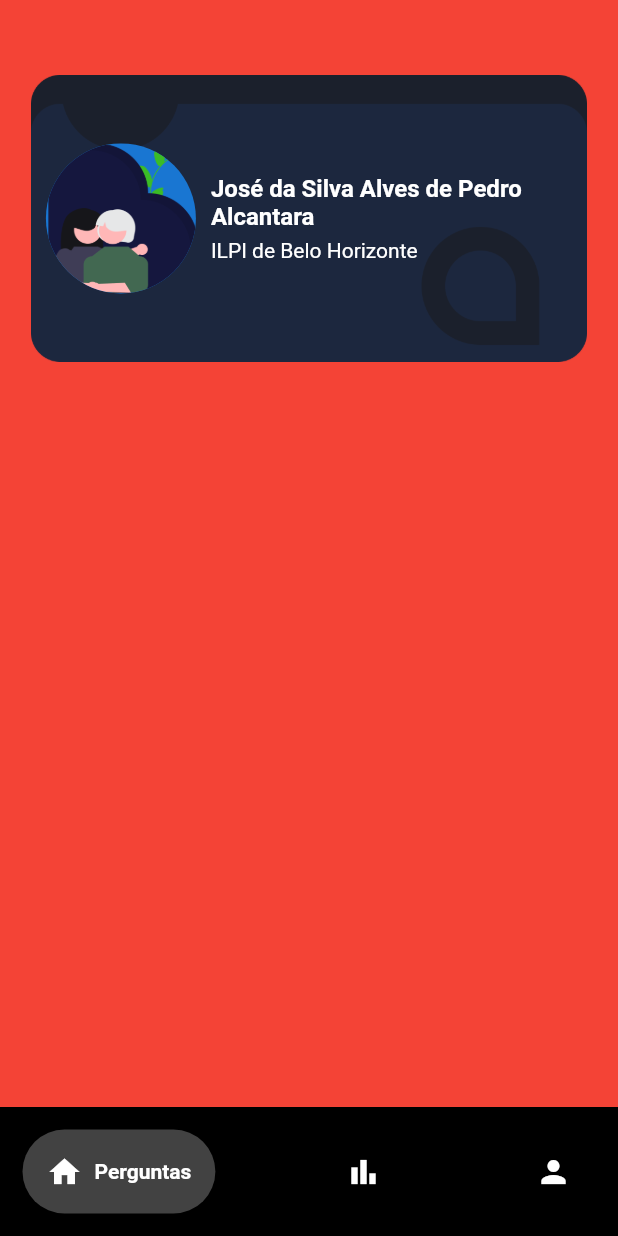
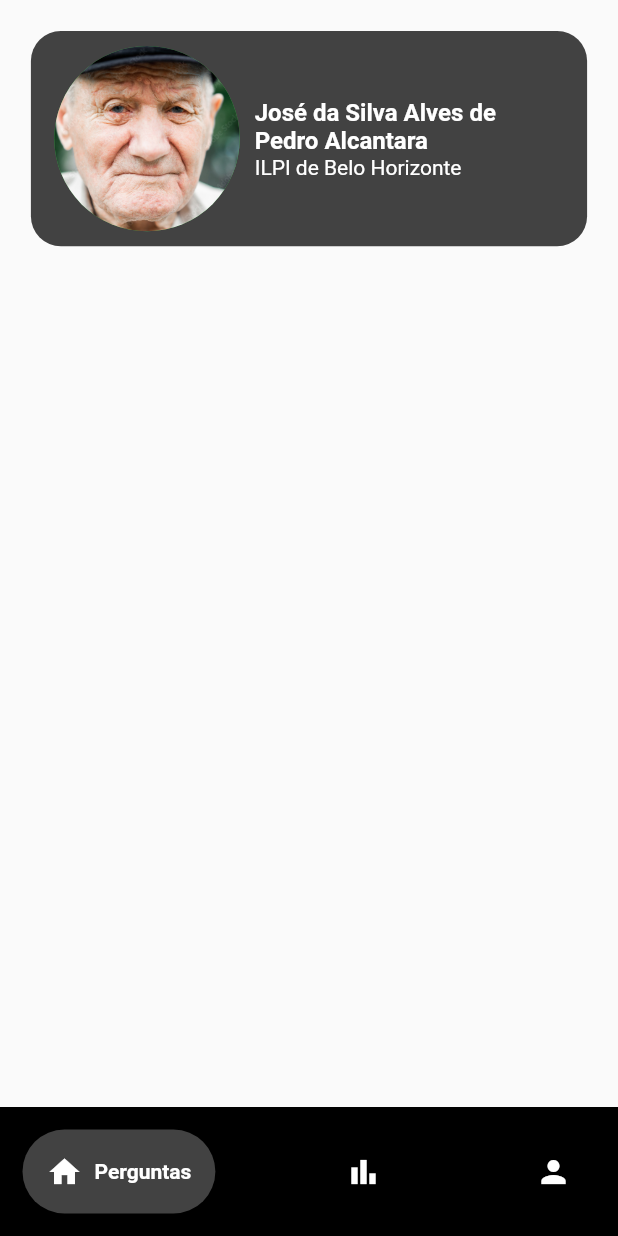
Before and after one commit to gaiascosta/AvaliApp, a Flutter app: the screen it shows after launch, on a phone screen of 412 x 824 dp. Run offline on Flutter 3.47's test engine with Material 2 defaults, Android fonts, the light colour scheme and no system bars; drawn by our look-alikes of google_nav_bar; our stand-ins replace flutter_spinkit.

Commit message:
Template do Widget do perfil feito

```diff
--- a/lib/ui/perguntas.dart
+++ b/lib/ui/perguntas.dart
@@ -1,5 +1,3 @@
-import 'dart:math';
-
 import 'package:flutter/material.dart';
 
 class Perguntas extends StatefulWidget {
@@ -18,44 +16,55 @@ class _PerguntasState extends State<Perguntas> {
     double paddingWidth = screenWidth * 0.01;
 
     return Scaffold(
-        body: Container(
+      body: ListView(
         padding: EdgeInsets.only(
             top: paddingWidth * 5,
             left: paddingWidth * 5,
             right: paddingWidth * 5),
-            color: Colors.red,
-          child: Column(
         children: [
-              perfil(),
+          Column(
+            children: [
+              perfil(screenWidth, screenHeight),
+            ],
+          )
         ],
       ),
-    ));
+    );
   }
 }
 
-Widget perfil() => Stack(
-  alignment: Alignment.centerLeft,
+Widget perfil(screenWidth, screenHeight) => Container(
+      decoration: BoxDecoration(
+        color: Colors.grey.shade800,
+        borderRadius: BorderRadius.circular(20),
+      ),
+      child: Row(
+        mainAxisAlignment: MainAxisAlignment.center,
         children: [
-    Container(
-      alignment: Alignment.center,
-      height: 250,
-      child: Image.asset("images/Perfil.png"),
+         Padding(padding: const EdgeInsets.only(top: 10,bottom: 10, left: 10), child: Container(
+           height: screenHeight * 0.15,
+           width: screenHeight * 0.15,
+           decoration: const BoxDecoration(
+             shape: BoxShape.circle,
+             color: Colors.green,
            ),
-    const Padding(
-      padding: EdgeInsets.only(left: 10, right: 10),
-      child: Row(
-        mainAxisAlignment: MainAxisAlignment.start,
-        children: [
-          CircleAvatar(
-              radius: 50,
-              backgroundImage: AssetImage("images/grandma.png")),
+           child: ClipRRect(
+             borderRadius: BorderRadius.circular(screenHeight * 0.1),
+             child: Image.asset(
+               "images/frame2.png",
+               fit: BoxFit.cover,
+             ),
+           ),
+         ),),
           Flexible(
-            child: Column(
+            child: Padding(
+                padding: const EdgeInsets.only(left: 10, right: 10),
+                child: SizedBox(
+                  width: screenWidth * 0.5,
+                  child: const Column(
                     crossAxisAlignment: CrossAxisAlignment.start,
                     children: [
-                Padding(
-                  padding: EdgeInsets.only(left: 10, bottom: 5),
-                  child: Text(
+                      Text(
                         "José da Silva Alves de Pedro Alcantara",
                         maxLines: 2,
                         overflow: TextOverflow.ellipsis,
@@ -65,10 +74,7 @@ Widget perfil() => Stack(
                           color: Colors.white,
                         ),
                       ),
-                ),
-                Padding(
-                  padding: EdgeInsets.only(left: 10),
-                  child: Text(
+                      Text(
                         "ILPI de Belo Horizonte",
                         maxLines: 3,
                         overflow: TextOverflow.ellipsis,
@@ -77,12 +83,10 @@ Widget perfil() => Stack(
                           color: Colors.white,
                         ),
                       ),
-                ),
                     ],
                   ),
+                )),
           )
         ],
       ),
-    ),
-  ],
     );
```
Also changed, not shown: images/Frame3.png, images/frame2.png. Lines whose indentation alone changed are shown as unchanged.
